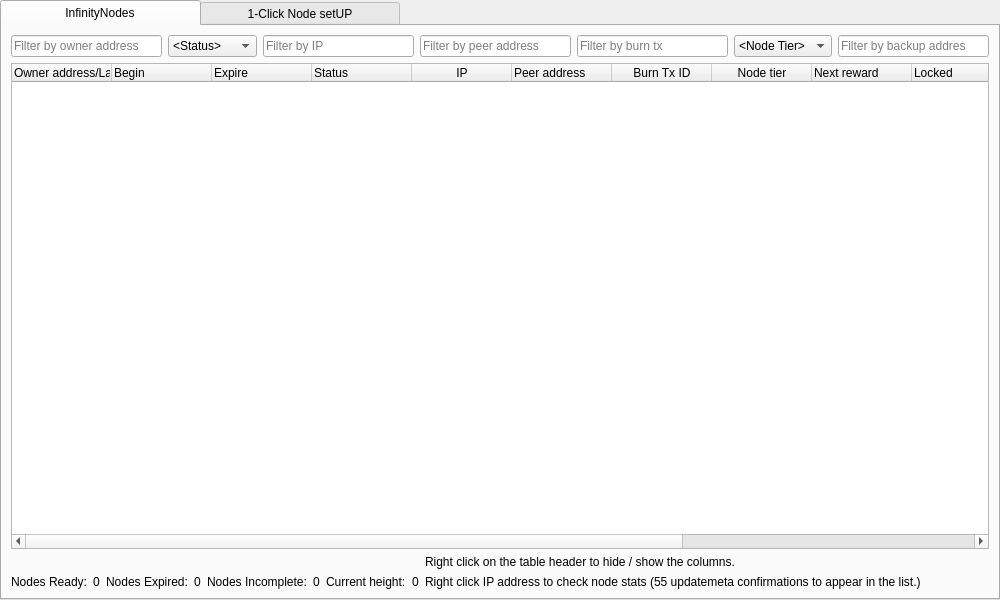
Before: the Qt Designer form src/qt/forms/infinitynodelist.ui in crptec/sinovate, drawn with Qt 5.
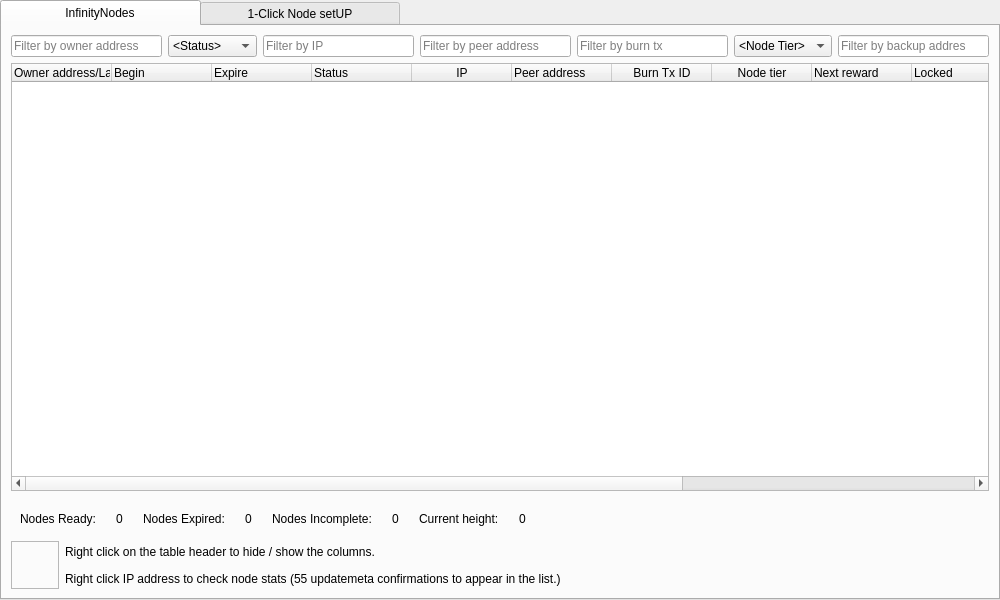
After: the same form once the commit is applied. Custom widgets are drawn as their Qt base class.

Commit message: [gui] fix Infinitynode List tips

Patch:
```diff
--- a/src/qt/forms/infinitynodelist.ui
+++ b/src/qt/forms/infinitynodelist.ui
@@ -265,9 +265,17 @@
           </widget>
          </item>
          <item>
-          <layout class="QHBoxLayout" name="horizontalLayout_6" stretch="0,0,0,0,0,0,0,0,0,10">
-           <property name="bottomMargin">
-            <number>0</number>
+          <widget class="QWidget" name="nodesCount" native="true">
+           <property name="styleSheet">
+            <string notr="true">
+</string>
+           </property>
+           <layout class="QHBoxLayout" name="horizontalLayout_5">
+            <property name="spacing">
+             <number>20</number>
+            </property>
+            <property name="rightMargin">
+             <number>1</number>
            </property>
            <item>
             <widget class="QLabel" name="ReadyNodes_label">
@@ -346,6 +354,53 @@
              </property>
              <property name="alignment">
               <set>Qt::AlignBottom|Qt::AlignLeading|Qt::AlignLeft</set>
+              </property>
+             </widget>
+            </item>
+            <item>
+             <spacer name="horizontalSpacer">
+              <property name="orientation">
+               <enum>Qt::Horizontal</enum>
+              </property>
+              <property name="sizeHint" stdset="0">
+               <size>
+                <width>40</width>
+                <height>20</height>
+               </size>
+              </property>
+             </spacer>
+            </item>
+           </layout>
+          </widget>
+         </item>
+         <item>
+          <layout class="QHBoxLayout" name="horizontalLayout_6" stretch="0,0,10">
+           <property name="bottomMargin">
+            <number>0</number>
+           </property>
+           <item>
+            <widget class="QFrame" name="bulbFrame">
+             <property name="sizePolicy">
+              <sizepolicy hsizetype="Fixed" vsizetype="Fixed">
+               <horstretch>0</horstretch>
+               <verstretch>0</verstretch>
+              </sizepolicy>
+             </property>
+             <property name="minimumSize">
+              <size>
+               <width>48</width>
+               <height>48</height>
+              </size>
+             </property>
+             <property name="styleSheet">
+              <string notr="true">
+</string>
+             </property>
+             <property name="frameShape">
+              <enum>QFrame::StyledPanel</enum>
+             </property>
+             <property name="frameShadow">
+              <enum>QFrame::Raised</enum>
              </property>
             </widget>
            </item>
```
Lines whose indentation alone changed are shown as unchanged. The commit also changes 7 other files.
